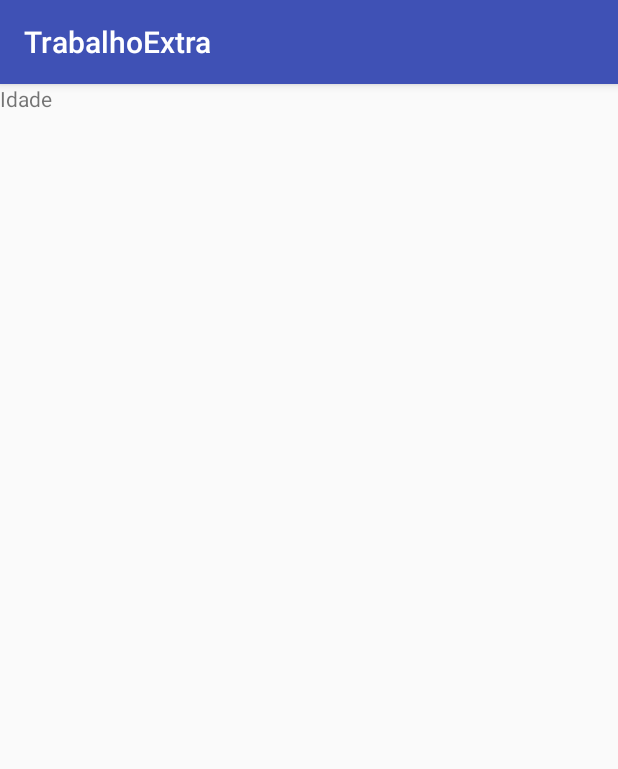
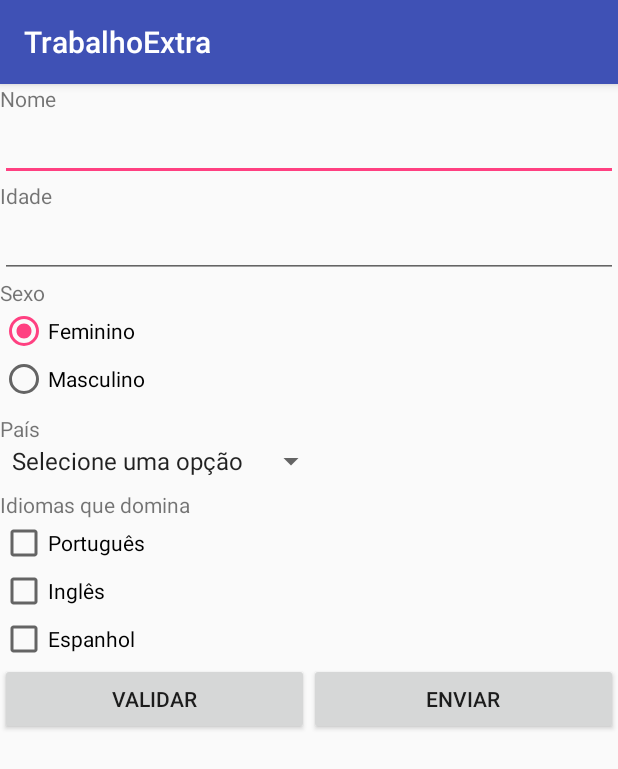
Before and after one commit to PabloHenri91/Trabalhoextra, an Android app: the screen it shows after launch (MainActivity), on a phone screen of 412 x 824 dp. Shown: the top 769 px of the screen. Run offline under Robolectric (Android 15) with nearby library versions, the phone set to English and light mode, and no system bars.

Commit message:
Concluida implementação indicada pelo exercício

```diff
--- a/app/src/main/AndroidManifest.xml
+++ b/app/src/main/AndroidManifest.xml
@@ -16,7 +16,7 @@
                 <category android:name="android.intent.category.LAUNCHER" />
             </intent-filter>
         </activity>
-        <activity android:name=".OutraActivity"></activity>
+        <activity android:name=".OutraActivity" />
     </application>
 
 </manifest>
--- a/app/src/main/java/br/edu/fadergs/trabalhoextra/OutraActivity.java
+++ b/app/src/main/java/br/edu/fadergs/trabalhoextra/OutraActivity.java
@@ -22,6 +22,7 @@ public class OutraActivity extends AppCompatActivity {
         //Pegando o Intent da tela anterior e deste os valores enviados
         Intent intent = getIntent();
         String nome = intent.getStringExtra("nome");
+        String idade = intent.getStringExtra("idade");
         String sexo = intent.getStringExtra("sexo");
         String pais = intent.getStringExtra("pais");
         String idiomasQueDomina =  intent.getStringExtra("portugues") + ", " +
@@ -33,16 +34,15 @@ public class OutraActivity extends AppCompatActivity {
         tvNome = findViewById(R.id.tvNome);
         tvIdade = findViewById(R.id.tvIdade);
         tvSexo = findViewById(R.id.tvSexo);
-        //tvPais = findViewById(R.id.tvPais);
+        tvPais = findViewById(R.id.tvPais);
         tvIdiomasQueDomina = findViewById(R.id.tvIdiomasQueDomina);
 
         //Populando os campos com os valores que vieram da tela anterior via Intent
         tvNome.setText(nome);
-        //tvIdade.setText(idade);
+        tvIdade.setText(idade);
         tvSexo.setText(sexo);
         tvPais.setText(pais);
         tvIdiomasQueDomina.setText(idiomasQueDomina);
-
     }
 
     public void voltar(View view) {
--- a/app/src/main/res/layout/activity_main.xml
+++ b/app/src/main/res/layout/activity_main.xml
@@ -1,56 +1,58 @@
+<?xml version="1.0" encoding="utf-8"?>
+
 <LinearLayout
     android:layout_height="match_parent"
     android:layout_width="match_parent"
-    android:orientation="horizontal"
+    android:orientation="vertical"
     xmlns:android="http://schemas.android.com/apk/res/android">
 
     <!-- Nome -->
     <TextView
         android:layout_width="match_parent"
-        android:layout_height="match_parent"
-        android:text="@string/idade"/>
+        android:layout_height="wrap_content"
+        android:text="@string/nome"/>
 
     <EditText
+        android:id="@+id/edtNome"
         android:layout_width="match_parent"
         android:layout_height="wrap_content"
-        android:id="@+id/edtNome"/>
+        android:inputType="text" />
 
     <!-- Idade -->
     <TextView
         android:layout_width="match_parent"
-        android:layout_height="match_parent"
-        android:text="@string/nome"/>
+        android:layout_height="wrap_content"
+        android:text="@string/idade"/>
 
     <EditText
+        android:id="@+id/edtIdade"
         android:layout_width="match_parent"
         android:layout_height="wrap_content"
-        android:id="@+id/edtIdade"/>
+        android:inputType="number"/>
 
     <!-- Sexo -->
     <TextView
         android:layout_width="match_parent"
-        android:layout_height="match_parent"
-        android:text="@string/nome"/>
+        android:layout_height="wrap_content"
+        android:text="@string/sexo"/>
 
     <RadioGroup
         android:id="@+id/rgSexo"
         android:layout_width="match_parent"
-        android:layout_height="wrap_content"
-        android:orientation="horizontal">
+        android:layout_height="wrap_content">
 
         <RadioButton
             android:id="@+id/rbFeminino"
-            android:layout_width="wrap_content"
+            android:layout_width="match_parent"
             android:layout_height="wrap_content"
-            android:text="@string/feminino"
-            android:textSize="11sp"/>
+            android:text="@string/feminino" />
 
         <RadioButton
             android:id="@+id/rbMasculino"
-            android:layout_width="wrap_content"
+            android:layout_width="match_parent"
             android:layout_height="wrap_content"
-            android:text="@string/masculino"
-            android:textSize="11sp"/>
+            android:text="@string/masculino" />
+
     </RadioGroup>
 
     <!-- País -->
@@ -73,25 +75,22 @@
         android:text="@string/idiomas_domina"/>
 
     <CheckBox
-        android:text="@string/portugues"
         android:id="@+id/cbPortugues"
-        android:textSize="11sp"
+        android:layout_width="wrap_content"
+        android:layout_height="wrap_content"
+        android:text="@string/portugues"/>
+
+    <CheckBox
+        android:text="@string/ingles"
+        android:id="@+id/cbIngles"
         android:layout_width="wrap_content"
         android:layout_height="wrap_content"/>
 
     <CheckBox
-        android:text="@string/ingles"
-        android:id="@+id/cbIngles"
-        android:textSize="11sp"
+        android:id="@+id/cbEspanhol"
         android:layout_width="wrap_content"
-        android:layout_height="wrap_content"/>
-
-    <!--<CheckBox-->
-        <!--android:text="@string/espanhol"-->
-        <!--android:id="@+id/cbEspanhol"-->
-        <!--android:textSize="11sp"-->
-        <!--android:layout_width="wrap_content"-->
-        <!--android:layout_height="wrap_content"/>-->
+        android:layout_height="wrap_content"
+        android:text="@string/espanhol"/>
 
     <LinearLayout
         android:layout_width="match_parent"
@@ -116,9 +115,9 @@
             android:layout_width="match_parent"
             android:layout_height="wrap_content"
             android:layout_weight="1"
-            android:text="@string/enviar"/>
+            android:text="@string/enviar"
+            android:onClick="enviar"/>
 
     </LinearLayout>
 
-
 </LinearLayout>
--- a/app/src/main/res/values/strings.xml
+++ b/app/src/main/res/values/strings.xml
@@ -14,6 +14,7 @@
     <string name="idiomas_domina">Idiomas que domina</string>
     <string name="portugues">Português</string>
     <string name="ingles">Inglês</string>
+    <string name="espanhol">Espanhol</string>
     <string name="validar">Validar</string>
     <string name="enviar">Enviar</string>
     <string name="voltar">Voltar</string>
```
Also changed, not shown: app/src/main/java/br/edu/fadergs/trabalhoextra/MainActivity.java (+24 -8 lines), app/src/main/res/layout/activity_outra.xml (+7 -2 lines).
